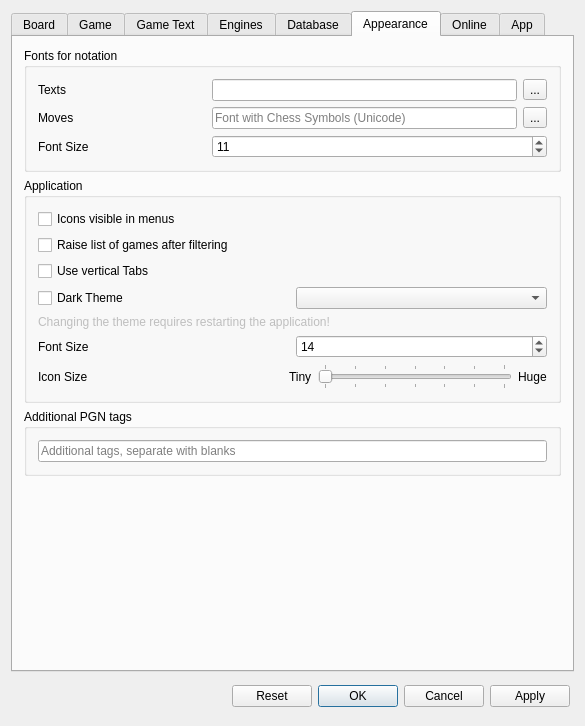
Qt form src/dialogs/preferences.ui (Isarhamster/chessx) before a commit.
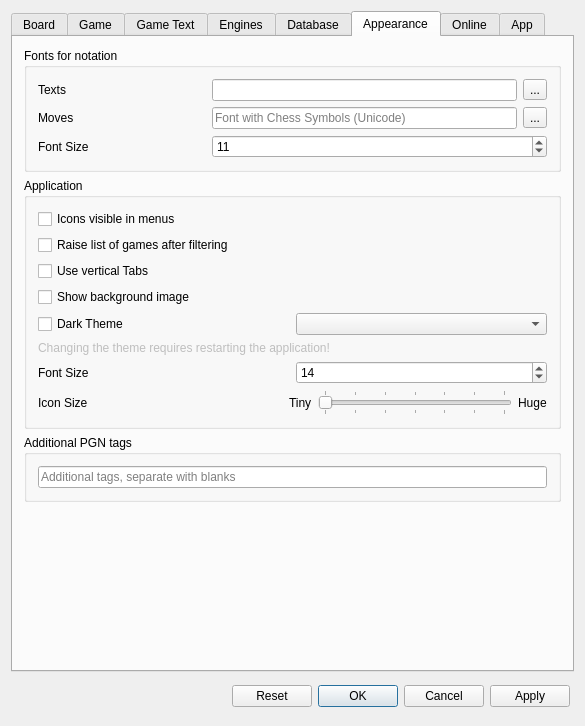
The same form after that commit. The open tabs and pages were chosen to show the change. Icons and pictures are not drawn. Custom widgets are drawn as their Qt base class.

Commit message: Background image for board view

Patch:
```diff
--- a/src/dialogs/preferences.ui
+++ b/src/dialogs/preferences.ui
@@ -1451,6 +1451,13 @@
             </property>
            </widget>
           </item>
+          <item>
+           <widget class="QCheckBox" name="cbBackground">
+            <property name="text">
+             <string>Show background image</string>
+            </property>
+           </widget>
+          </item>
           <item>
            <layout class="QHBoxLayout" name="horizontalLayout_23">
             <item>
```
Left out of the diff: 2 changed lines with no effect on the pictures. The commit also changes 8 other files.
